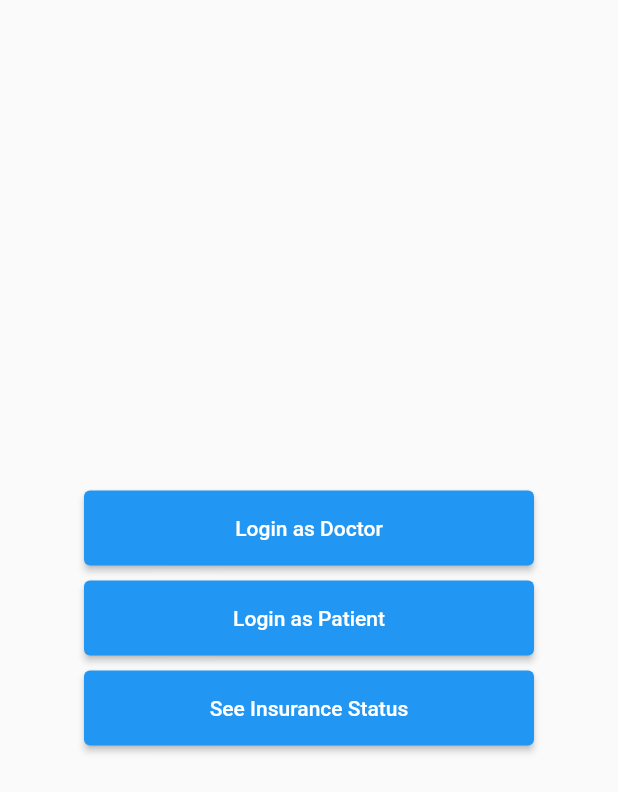
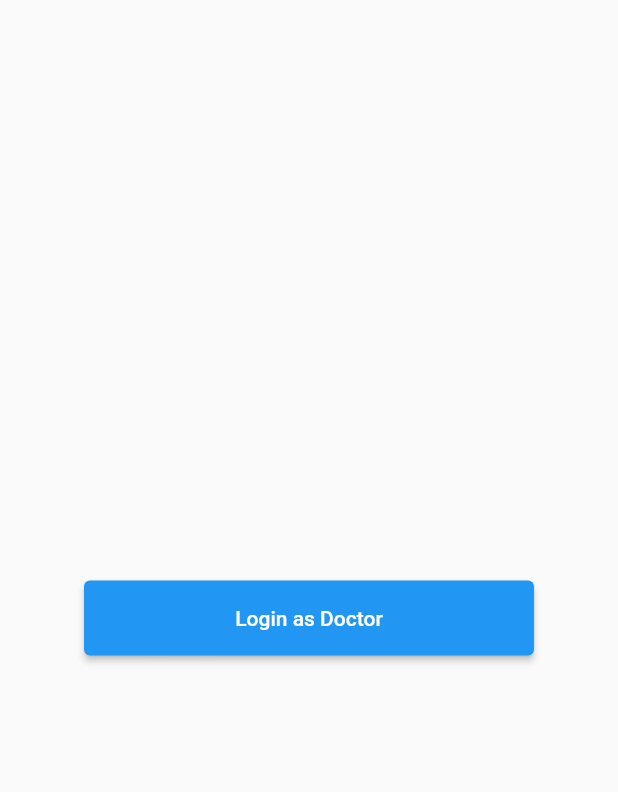
Before and after one commit to Code-Invaders-007/DocNet, a Flutter app: the screen it shows after launch, on a phone screen of 412 x 824 dp. Shown: the top 792 px of the screen. Run offline on Flutter 3.47's test engine with Material 2 defaults, Android fonts, the phone set to English and light mode, and no system bars; our stand-ins replace firebase_auth, firebase_core; accounts and stored records are empty.

Commit message:
minor UI changes

```diff
--- a/docnet/lib/screens/front_page.dart
+++ b/docnet/lib/screens/front_page.dart
@@ -32,33 +32,32 @@ class _FrontPageState extends State<FrontPage> {
                 ),
               ),
             ),
-            const SizedBox(
-              height: 10,
-            ),
-            SizedBox(
-              width: 300, // <-- Your width
-              height: 50, // <-- Your height
-              child: ElevatedButton(
-                onPressed: () {},
-                child: const Text(
-                  "Login as Patient",
-                ),
-              ),
-            ),
-            const SizedBox(
-              height: 10,
-            ),
-            SizedBox(
-              width: 300, // <-- Your width
-              height: 50, // <-- Your height
-              child: ElevatedButton(
-                onPressed: () {},
-                child: const Text(
-                  "See Insurance Status",
-                ),
-              ),
-            ),
-
+            // const SizedBox(
+            //   height: 10,
+            // ),
+            // SizedBox(
+            //   width: 300, // <-- Your width
+            //   height: 50, // <-- Your height
+            //   child: ElevatedButton(
+            //     onPressed: () {},
+            //     child: const Text(
+            //       "Login as Patient",
+            //     ),
+            //   ),
+            // ),
+            // const SizedBox(
+            //   height: 10,
+            // ),
+            // SizedBox(
+            //   width: 300, // <-- Your width
+            //   height: 50, // <-- Your height
+            //   child: ElevatedButton(
+            //     onPressed: () {},
+            //     child: const Text(
+            //       "See Insurance Status",
+            //     ),
+            //   ),
+            // ),
           ],
         ),
       ),
```
Also changed, not shown: docnet/lib/screens/doctor_login.dart (+19 -17 lines), docnet/lib/screens/create_doctor.dart (line endings or trailing spaces), 2 other files.
